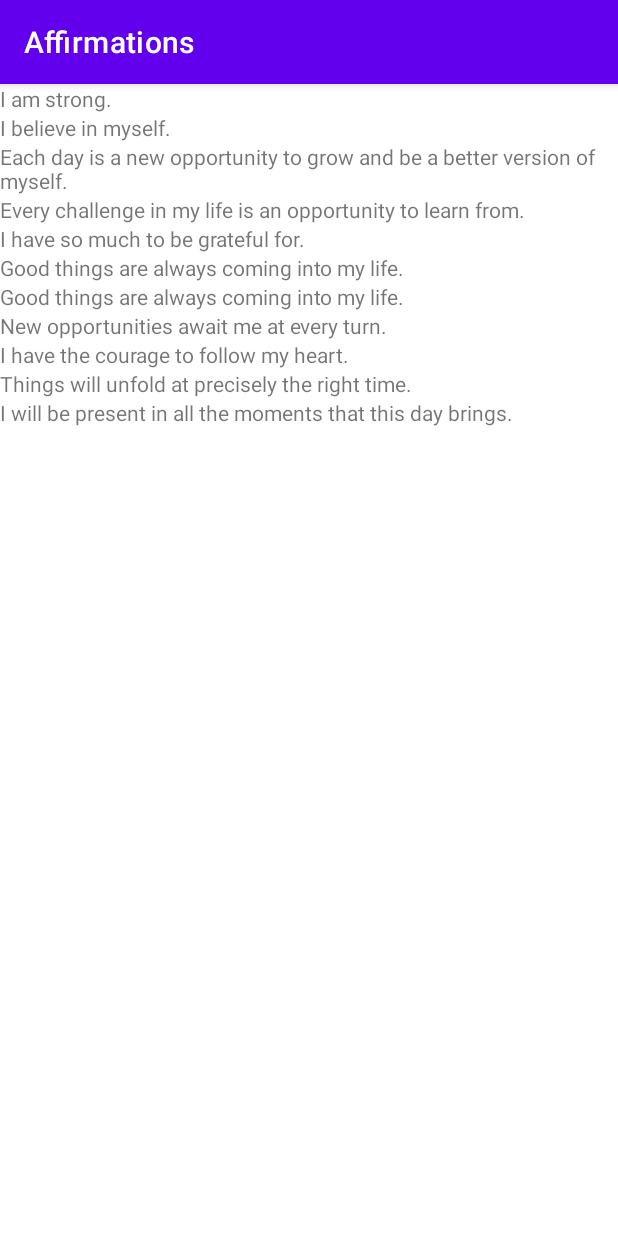
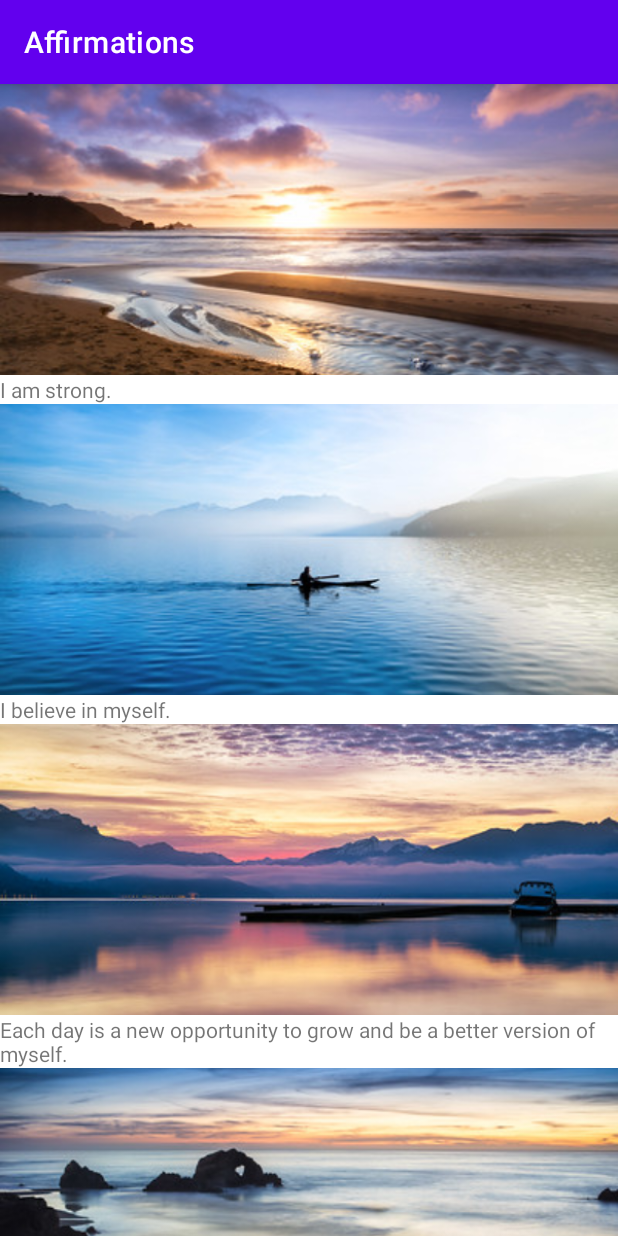
Before and after one commit to fftcysstkm/Affirmations, an Android app: the screen it shows after launch (MainActivity), on a phone screen of 412 x 824 dp. Run offline under Robolectric (Android 15) with nearby library versions, the phone set to English and light mode, and no system bars.

Commit message:
画像ファイルを表示するよう修正

```diff
--- a/app/src/main/java/com/demo/android/affirmations/adapter/ItemAdapter.kt
+++ b/app/src/main/java/com/demo/android/affirmations/adapter/ItemAdapter.kt
@@ -4,11 +4,16 @@ import android.content.Context
 import android.view.LayoutInflater
 import android.view.View
 import android.view.ViewGroup
+import android.widget.ImageView
 import android.widget.TextView
 import androidx.recyclerview.widget.RecyclerView
 import com.demo.android.affirmations.R
 import com.demo.android.affirmations.model.Affirmation
 
+/*
+* 格言をRecyclerViewに適用させるアダプター
+*
+* */
 // 文字列リソースを取得するためにContexが必要（リソースなどアプリ内横断的な情報を保持）
 class ItemAdapter(private val context: Context, private val dataset: List<Affirmation>) :
     RecyclerView.Adapter<ItemAdapter.ItemViewHolder>() {
@@ -16,6 +21,7 @@ class ItemAdapter(private val context: Context, private val dataset: List<Affirm
     // ビューホルダー：個々のリスト項目ビューへの参照を保持する
     class ItemViewHolder(private val view: View) : RecyclerView.ViewHolder(view) {
         val textView: TextView = view.findViewById(R.id.item_title)
+        val imageView: ImageView = view.findViewById(R.id.item_image)
     }
 
     // RecyclerView の新しいビューホルダーを作成する
@@ -29,8 +35,10 @@ class ItemAdapter(private val context: Context, private val dataset: List<Affirm
 
     // リスト項目ビューの内容を置き換えるのに用いられるメソッド（レイアウトマネージャがこのメソッドを用いる）
     override fun onBindViewHolder(holder: ItemViewHolder, position: Int) {
+        // AffirmationはStringと画像のリソースIDを保持
         val item = dataset[position]
         holder.textView.text = context.resources.getString(item.stringResourceId)
+        holder.imageView.setImageResource(item.imageResourceId)
     }
 
     // データセットのサイズを返す(この書き方は省略記法)
--- a/app/src/main/java/com/demo/android/affirmations/data/DataSource.kt
+++ b/app/src/main/java/com/demo/android/affirmations/data/DataSource.kt
@@ -9,17 +9,16 @@ import com.demo.android.affirmations.model.Affirmation
 class DataSource {
     fun loadAffirmations(): List<Affirmation> {
         return listOf<Affirmation>(
-            Affirmation(R.string.affirmation1),
-            Affirmation(R.string.affirmation2),
-            Affirmation(R.string.affirmation3),
-            Affirmation(R.string.affirmation4),
-            Affirmation(R.string.affirmation5),
-            Affirmation(R.string.affirmation6),
-            Affirmation(R.string.affirmation6),
-            Affirmation(R.string.affirmation7),
-            Affirmation(R.string.affirmation8),
-            Affirmation(R.string.affirmation9),
-            Affirmation(R.string.affirmation10)
+            Affirmation(R.string.affirmation1, R.drawable.image1),
+            Affirmation(R.string.affirmation2, R.drawable.image2),
+            Affirmation(R.string.affirmation3, R.drawable.image3),
+            Affirmation(R.string.affirmation4, R.drawable.image4),
+            Affirmation(R.string.affirmation5, R.drawable.image5),
+            Affirmation(R.string.affirmation6, R.drawable.image6),
+            Affirmation(R.string.affirmation7, R.drawable.image7),
+            Affirmation(R.string.affirmation8, R.drawable.image8),
+            Affirmation(R.string.affirmation9, R.drawable.image9),
+            Affirmation(R.string.affirmation10, R.drawable.image10)
         )
     }
 }
--- a/app/src/main/java/com/demo/android/affirmations/model/Affirmation.kt
+++ b/app/src/main/java/com/demo/android/affirmations/model/Affirmation.kt
@@ -1,8 +1,15 @@
 package com.demo.android.affirmations.model
 
+import androidx.annotation.DrawableRes
+import androidx.annotation.StringRes
+
 /*
-* 「格言」へのリソースIDを保持するDataクラス
+* 「格言」のStringリソースおよび画像リソースIDを保持するDataクラス
+* (使用者がIDを間違えないようにアノテーション付与)
 * */
-data class Affirmation(val stringResourceId: Int) {
+data class Affirmation(
+    @StringRes val stringResourceId: Int,
+    @DrawableRes val imageResourceId: Int
+) {
 
 }
--- a/app/src/main/res/layout/list_item.xml
+++ b/app/src/main/res/layout/list_item.xml
@@ -1,5 +1,19 @@
 <?xml version="1.0" encoding="utf-8"?>
-<TextView xmlns:android="http://schemas.android.com/apk/res/android"
-    android:id="@+id/item_title"
-    android:layout_width="wrap_content"
-    android:layout_height="wrap_content" />
+<LinearLayout xmlns:android="http://schemas.android.com/apk/res/android"
+    android:layout_width="match_parent"
+    android:layout_height="wrap_content"
+    android:orientation="vertical">
+
+    <ImageView
+        android:id="@+id/item_image"
+        android:layout_width="match_parent"
+        android:layout_height="194dp"
+        android:importantForAccessibility="no"
+        android:scaleType="centerCrop" />
+
+    <TextView
+        android:id="@+id/item_title"
+        android:layout_width="wrap_content"
+        android:layout_height="wrap_content" />
+
+</LinearLayout>
```
Also changed, not shown: app/src/main/res/drawable/image1.jpg (added), app/src/main/res/drawable/image10.jpg (added), app/src/main/res/drawable/image2.jpg (added), app/src/main/res/drawable/image3.jpg (added), app/src/main/res/drawable/image4.jpg (added), app/src/main/res/drawable/image5.jpg (added), app/src/main/res/drawable/image6.jpg (added), app/src/main/res/drawable/image7.jpg (added), app/src/main/res/drawable/image8.jpg (added), app/src/main/res/drawable/image9.jpg (added).
